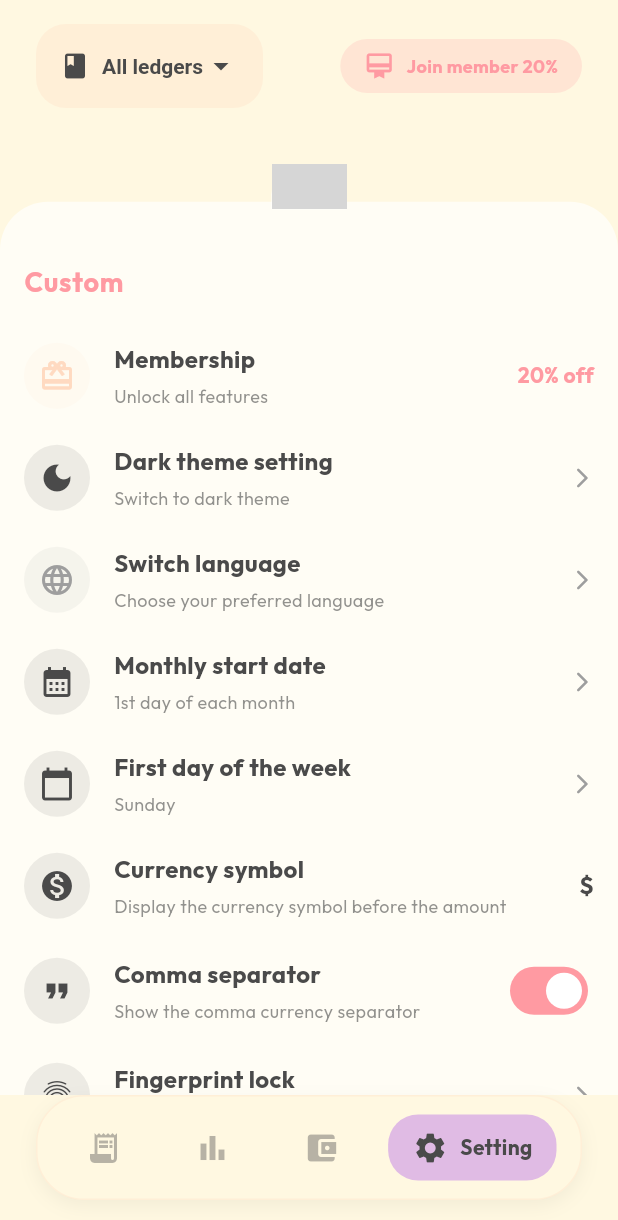
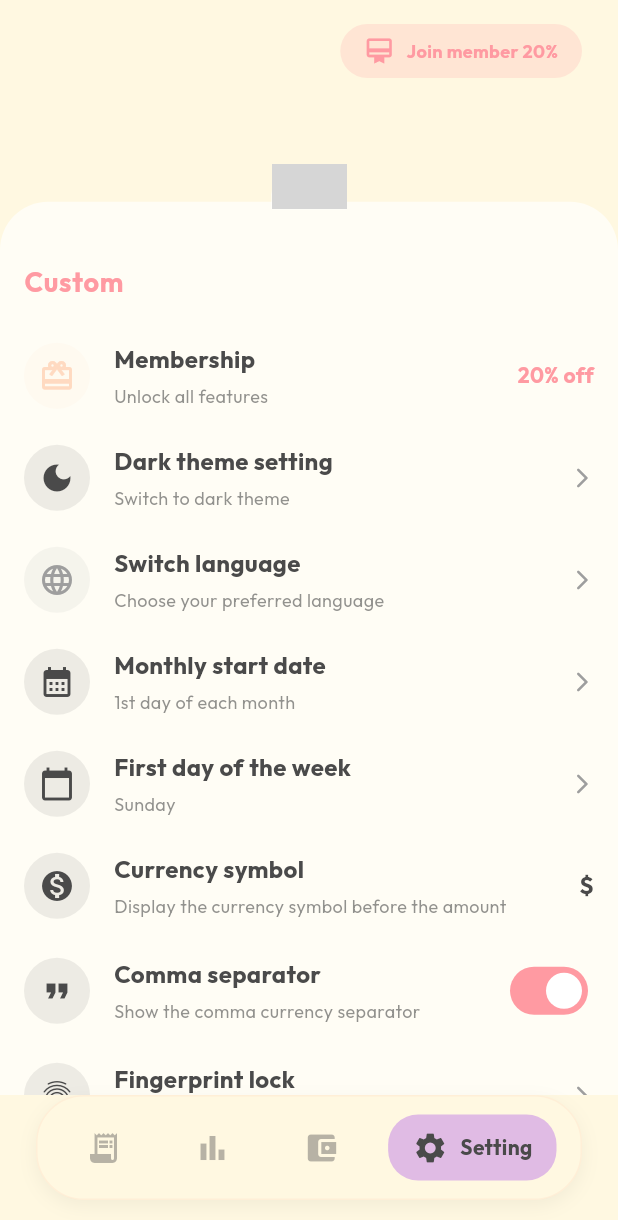
Before and after one commit to amerfathullah/neko-money-manager, a Flutter app: the screen it shows once a user with an empty profile is signed in, item 4 of the bottom bar chosen, on a phone screen of 412 x 824 dp. Shown: the top 1220 px of the screen. Run offline on Flutter 3.47's test engine with Material 3 defaults, Android fonts, the phone set to English and light mode, and no system bars; our stand-ins replace cloud_firestore, firebase_auth, firebase_core, fl_chart, flutter_riverpod, google_fonts and 1 more; accounts and stored records are empty; network calls fail; grey boxes are pictures that could not be loaded.

Commit message:
remove ledger dropdown

```diff
--- a/lib/features/settings/presentation/pages/settings_page.dart
+++ b/lib/features/settings/presentation/pages/settings_page.dart
@@ -8,7 +8,6 @@ import 'appearance_page.dart';
 import 'wallets_page.dart';
 
 import '../providers/currency_provider.dart';
-import '../../../home/presentation/providers/ledger_provider.dart';
 
 import '../../../auth/presentation/providers/auth_provider.dart';
 
@@ -20,11 +19,8 @@ class SettingsPage extends ConsumerStatefulWidget {
 }
 
 class _SettingsPageState extends ConsumerState<SettingsPage> {
-  String? _selectedLedgerId; // Visual mostly, for consistency
-
   @override
   Widget build(BuildContext context) {
-    final ledgersAsync = ref.watch(ledgerProvider);
     final currencyAsync = ref.watch(currencyProvider);
     final isProAsync = ref.watch(proProvider);
     final currencySymbol = currencyAsync.asData?.value ?? '\$';
@@ -57,75 +53,6 @@ class _SettingsPageState extends ConsumerState<SettingsPage> {
                   padding: const EdgeInsets.symmetric(horizontal: 24.0),
                   child: Row(
                     children: [
-                      ledgersAsync.when(
-                        data: (ledgers) => Container(
-                          padding: const EdgeInsets.symmetric(
-                            horizontal: 16,
-                            vertical: 4,
-                          ),
-                          decoration: BoxDecoration(
-                            color: AppColors.pastelOrange.withValues(
-                              alpha: 0.3,
-                            ),
-                            borderRadius: BorderRadius.circular(20),
-                          ),
-                          child: DropdownButtonHideUnderline(
-                            child: DropdownButton<String?>(
-                              value: _selectedLedgerId,
-                              icon: const Icon(
-                                Icons.arrow_drop_down,
-                                color: AppColors.textDark,
-                              ),
-                              style: const TextStyle(
-                                fontWeight: FontWeight.bold,
-                                color: AppColors.textDark,
-                              ),
-                              borderRadius: BorderRadius.circular(20),
-                              dropdownColor: const Color(0xFFFFFDF5),
-                              items: [
-                                const DropdownMenuItem<String?>(
-                                  value: null,
-                                  child: Row(
-                                    children: [
-                                      Icon(
-                                        Icons.book,
-                                        size: 20,
-                                        color: AppColors.textDark,
-                                      ),
-                                      SizedBox(width: 8),
-                                      Text('All ledgers'),
-                                    ],
-                                  ),
-                                ),
-                                ...ledgers.map(
-                                  (l) => DropdownMenuItem<String?>(
-                                    value: l.id,
-                                    child: Row(
-                                      children: [
-                                        Icon(
-                                          Icons.account_balance_wallet,
-                                          size: 20,
-                                          color: AppColors.textDark,
-                                        ),
-                                        SizedBox(width: 8),
-                                        Text(l.name),
-                                      ],
-                                    ),
-                                  ),
-                                ),
-                              ],
-                              onChanged: (val) {
-                                setState(() {
-                                  _selectedLedgerId = val;
-                                });
-                              },
-                            ),
-                          ),
-                        ),
-                        loading: () => const SizedBox(width: 120, height: 40),
-                        error: (err, stack) => const SizedBox.shrink(),
-                      ),
-
                       const Spacer(),
 
                       // Membership Pill
```
